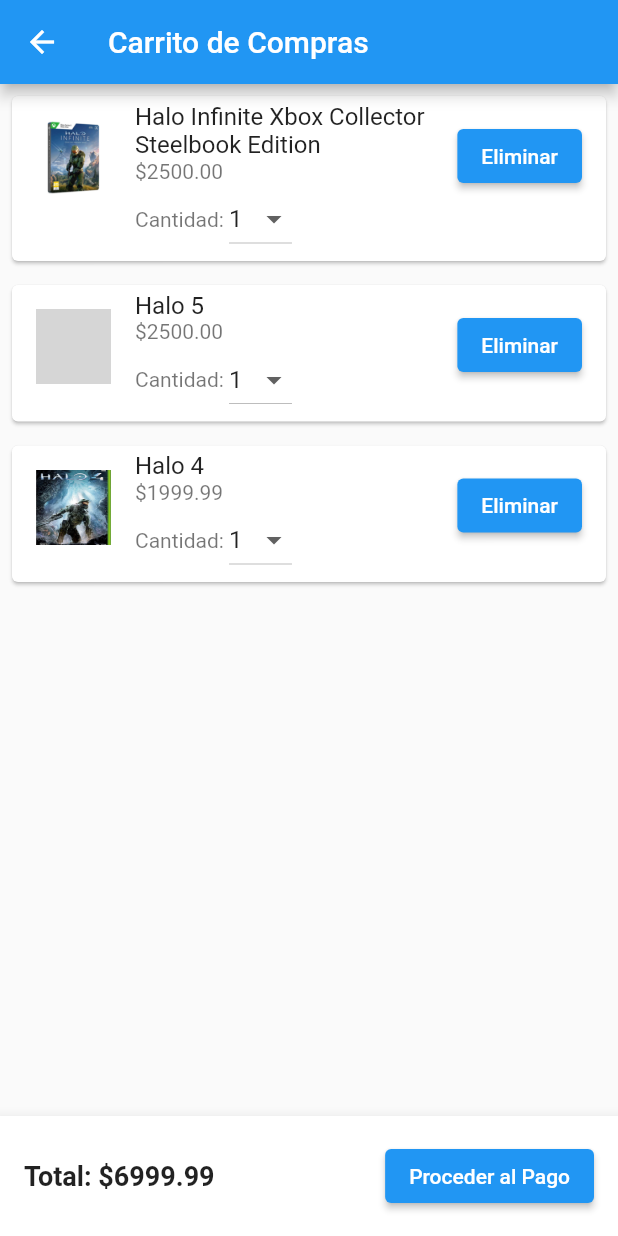
After one commit to AgustinRgz/GeingeemuMobile, a Flutter app: the ShoppingCartView screen opened by its route, on a phone screen of 412 x 824 dp. The commit adds this screen. Run offline on Flutter 3.47's test engine with Material 2 defaults, Android fonts, the light colour scheme and no system bars; our stand-ins replace image_picker; grey boxes are pictures that could not be loaded.

Commit message:
Carrito de compras

```diff
--- /dev/null
+++ b/lib/carrito.dart
@@ -0,0 +1,145 @@
+import 'package:flutter/material.dart';
+
+class ShoppingCartView extends StatelessWidget {
+  final List<Map<String, dynamic>> cartItems = [
+    {
+      "nombre": "Halo Infinite Xbox Collector Steelbook Edition",
+      "imagen": "assets/imagenes/haloinfinite.jpg",
+      "precio": 2500.00
+    },
+    {
+      "nombre": "Halo 5",
+      "imagen": "assets/imagenes/halo5.jpg",
+      "precio": 2500.00
+    },
+    {
+      "nombre": "Halo 4",
+      "imagen": "assets/imagenes/halo4.jpg",
+      "precio": 1999.99
+    }
+  ];
+
+  @override
+  Widget build(BuildContext context) {
+    return Scaffold(
+      appBar: AppBar(
+        title: Text('Carrito de Compras'),
+      ),
+      body: ListView.builder(
+        itemCount: cartItems.length,
+        itemBuilder: (context, index) {
+          return ShoppingCartItem(
+            productName: cartItems[index]['nombre'],
+            price: cartItems[index]['precio'],
+            image: cartItems[index]['imagen'],
+          );
+        },
+      ),
+      bottomNavigationBar: BottomAppBar(
+        child: Padding(
+          padding: const EdgeInsets.all(16.0),
+          child: Row(
+            mainAxisAlignment: MainAxisAlignment.spaceBetween,
+            children: [
+              Text(
+                'Total: \$${calculateTotal()}',
+                style: TextStyle(fontSize: 18, fontWeight: FontWeight.bold),
+              ),
+              ElevatedButton(
+                onPressed: () {
+                  // Lógica para proceder al pago o realizar otras acciones
+                },
+                child: Text('Proceder al Pago'),
+              ),
+            ],
+          ),
+        ),
+      ),
+    );
+  }
+
+  double calculateTotal() {
+    double total = 0;
+    for (var item in cartItems) {
+      total += item['precio'];
+    }
+    return total;
+  }
+}
+
+class ShoppingCartItem extends StatefulWidget {
+  final String productName;
+  final double price;
+  final String image;
+
+  ShoppingCartItem({
+    required this.productName,
+    required this.price,
+    required this.image,
+  });
+
+  @override
+  _ShoppingCartItemState createState() => _ShoppingCartItemState();
+}
+
+class _ShoppingCartItemState extends State<ShoppingCartItem> {
+  int quantity = 1;
+
+  @override
+  Widget build(BuildContext context) {
+    return Card(
+      margin: const EdgeInsets.all(8.0),
+      child: ListTile(
+        title: Text(widget.productName),
+        subtitle: Column(
+          crossAxisAlignment: CrossAxisAlignment.start,
+          children: [
+            Text('\$${widget.price.toStringAsFixed(2)}'),
+            Row(
+              children: [
+                Text('Cantidad: '),
+                DropdownButton<int>(
+                  value: quantity,
+                  items: List.generate(10, (index) => index + 1)
+                      .map((value) => DropdownMenuItem(
+                            value: value,
+                            child: Text(value.toString()),
+                          ))
+                      .toList(),
+                  onChanged: (value) {
+                    setState(() {
+                      quantity = value!;
+                    });
+                  },
+                ),
+              ],
+            ),
+          ],
+        ),
+        leading: Image.asset(
+          widget.image,
+          width: 50,
+          height: 50,
+          fit: BoxFit.cover,
+        ),
+        trailing: ElevatedButton(
+          onPressed: () {
+            // Lógica para eliminar del carrito
+            ScaffoldMessenger.of(context).showSnackBar(
+              SnackBar(
+                content: Text('${widget.productName} eliminado del carrito'),
+              ),
+            );
+          },
+          child: Text('Eliminar'),
+        ),
+      ),
+    );
+  }
+}
+
+void main() {
+  runApp(MaterialApp(
+    home: ShoppingCartView(),
+  ));
+}
--- a/lib/main.dart
+++ b/lib/main.dart
@@ -5,6 +5,7 @@
 import 'buscador.dart';
 import 'miscompras.dart';
 import 'Miperfil.dart';
+import 'carrito.dart';
 void main() => runApp(const MyApp());
 
 class MyApp extends StatelessWidget {
@@ -23,6 +24,7 @@
         '/fifth': (context) => const FifthView(),
         '/sixth': (context) => const SellView(),
         '/buscador': (context) => BuscadorView(),
+        '/shoppingCart': (context) => ShoppingCartView(),
       },
     );
   }
@@ -106,12 +108,11 @@
 
 class _HomeViewState extends State<HomeView> {
   double _appBarHeight = kToolbarHeight; // Altura inicial del AppBar
-
   int _currentIndex = 0;
 
   final List<Widget> _pages = [
     PlaceholderWidget(color: Colors.red, text: 'Inicio'),
-    PlaceholderWidget(color: Colors.green, text: 'Carrito'),
+    ShoppingCartView(), // Ahora incluye directamente la vista del carrito
     PlaceholderWidget(color: Colors.blue, text: 'Lista de Deseos'),
     const SellView(),
   ];
```
